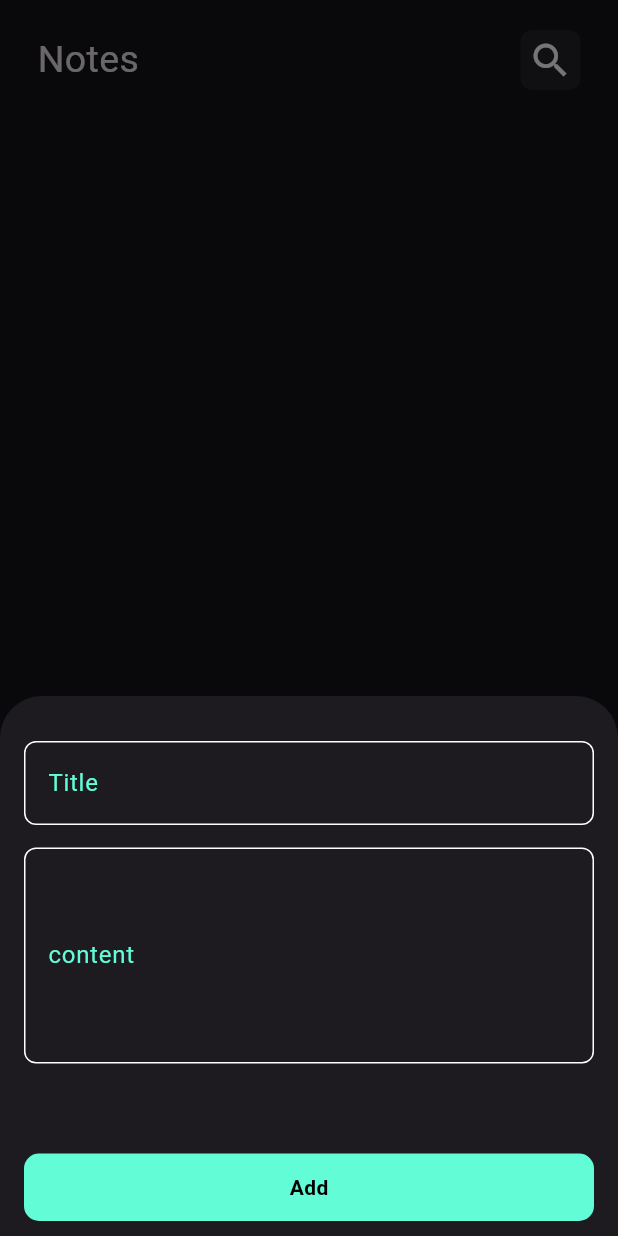
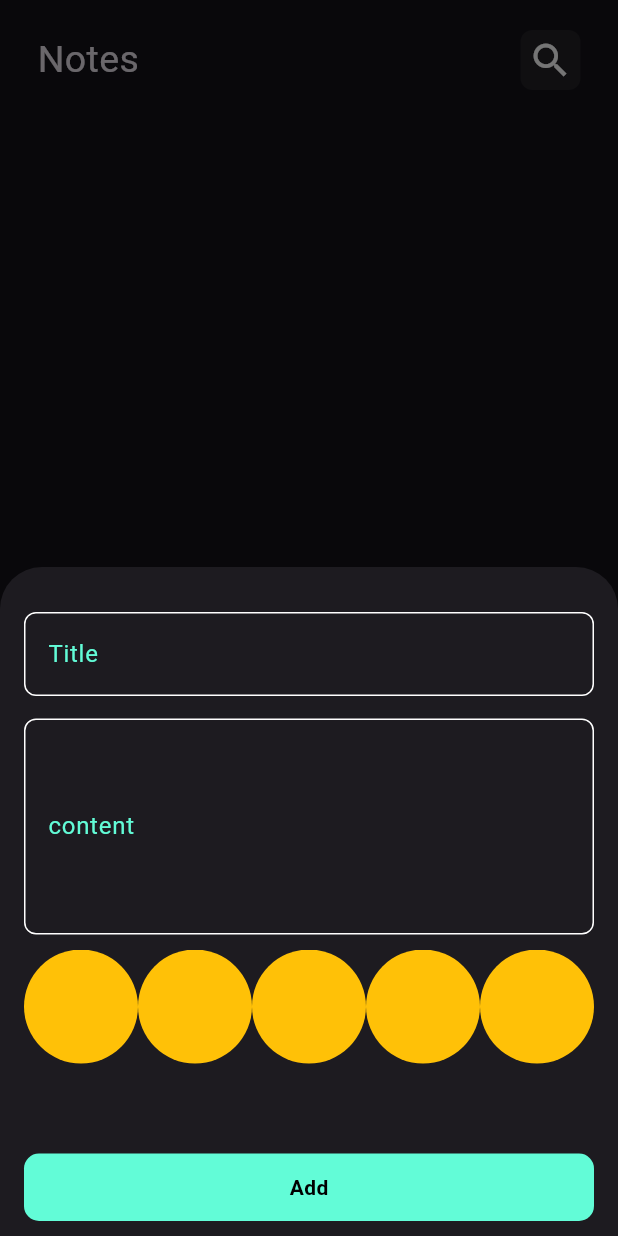
Before and after one commit to ghazalmhnna13-gif/notes_app, a Flutter app: the screen it shows after launch, after a tap on the "add" icon, on a phone screen of 412 x 824 dp. Run offline on Flutter 3.47's test engine with Material 3 defaults, Android fonts, the phone set to English and light mode, and no system bars; our stand-ins replace bloc, flutter_bloc, hive, hive_flutter; accounts and stored records are empty.

Commit message:
create colors list view part1

```diff
--- a/lib/views/notes_view.dart
+++ b/lib/views/notes_view.dart
@@ -21,6 +21,7 @@ class NotesView extends StatelessWidget {
           ),
           onPressed: () {
             showModalBottomSheet(
+                isScrollControlled: true,
                 context: context,
                 builder: (context) {
                   return const AddNoteBottomSheet();
--- a/lib/widgets/add_note_form.dart
+++ b/lib/widgets/add_note_form.dart
@@ -3,6 +3,7 @@ import 'package:flutter_bloc/flutter_bloc.dart';
 import 'package:music_notes_player_app_setup/const/notes_const.dart';
 import 'package:music_notes_player_app_setup/cubit/add_note_cubit/add_note_cubit.dart';
 import 'package:music_notes_player_app_setup/models/note_model.dart';
+import 'package:music_notes_player_app_setup/widgets/colors_list_view.dart';
 import 'package:music_notes_player_app_setup/widgets/custom_botton.dart';
 import 'package:music_notes_player_app_setup/widgets/custom_text_field.dart';
 
@@ -49,6 +50,10 @@ class _AddNoteFormState extends State<AddNoteForm> {
                 },
               ),
               const SizedBox(
+                height: 10,
+              ),
+              const ColorsListView(),
+              const SizedBox(
                 height: 60,
               ),
               BlocBuilder<AddNoteCubit, AddNoteState>(
@@ -62,10 +67,11 @@ class _AddNoteFormState extends State<AddNoteForm> {
                       if (formKey.currentState!.validate()) {
                         formKey.currentState!.save();
                         DateTime dateTime = DateTime.now();
-                        String formattedDate= '${dateTime.day}-${dateTime.month}-${dateTime.year}';
+                        String formattedDate =
+                            '${dateTime.day}-${dateTime.month}-${dateTime.year}';
                         NoteModel noteModel = NoteModel(
                             color: Colors.amber.value,
-                            date:formattedDate ,
+                            date: formattedDate,
                             subTitle: subTitle!,
                             title: title!);
                         BlocProvider.of<AddNoteCubit>(context)
--- /dev/null
+++ b/lib/widgets/colors_list_view.dart
@@ -0,0 +1,19 @@
+import 'package:flutter/cupertino.dart';
+import 'package:music_notes_player_app_setup/widgets/custom_color_item.dart';
+
+class ColorsListView extends StatelessWidget {
+  const ColorsListView({super.key});
+
+  @override
+  Widget build(BuildContext context) {
+    return SizedBox(
+      height: 38*2,
+      child: ListView.builder(
+          scrollDirection: Axis.horizontal,
+          itemCount: 10,
+          itemBuilder: (context, index) {
+            return const ColorItem();
+          }),
+    );
+  }
+}
--- /dev/null
+++ b/lib/widgets/custom_color_item.dart
@@ -0,0 +1,14 @@
+import 'package:flutter/cupertino.dart';
+import 'package:flutter/material.dart';
+
+class ColorItem extends StatelessWidget {
+  const ColorItem({super.key});
+
+  @override
+  Widget build(BuildContext context) {
+    return const CircleAvatar(
+      backgroundColor: Colors.amber,
+      maxRadius: 38,
+    );
+  }
+}
```
